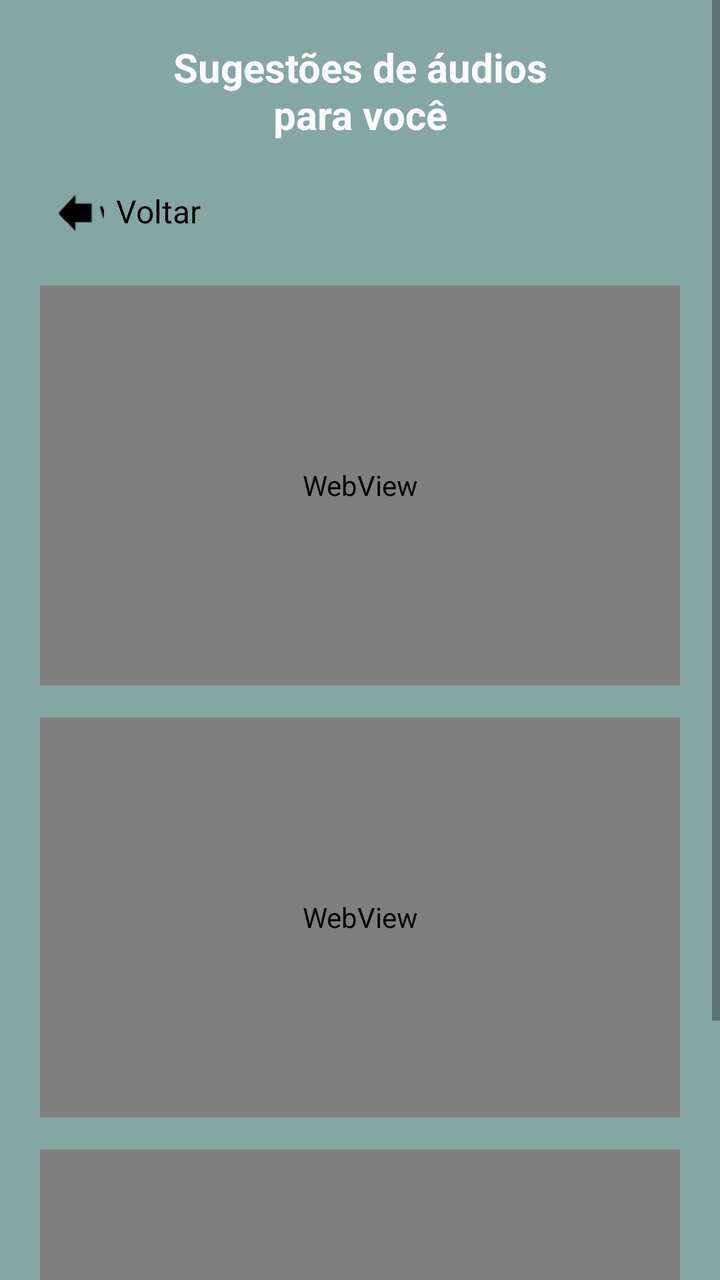
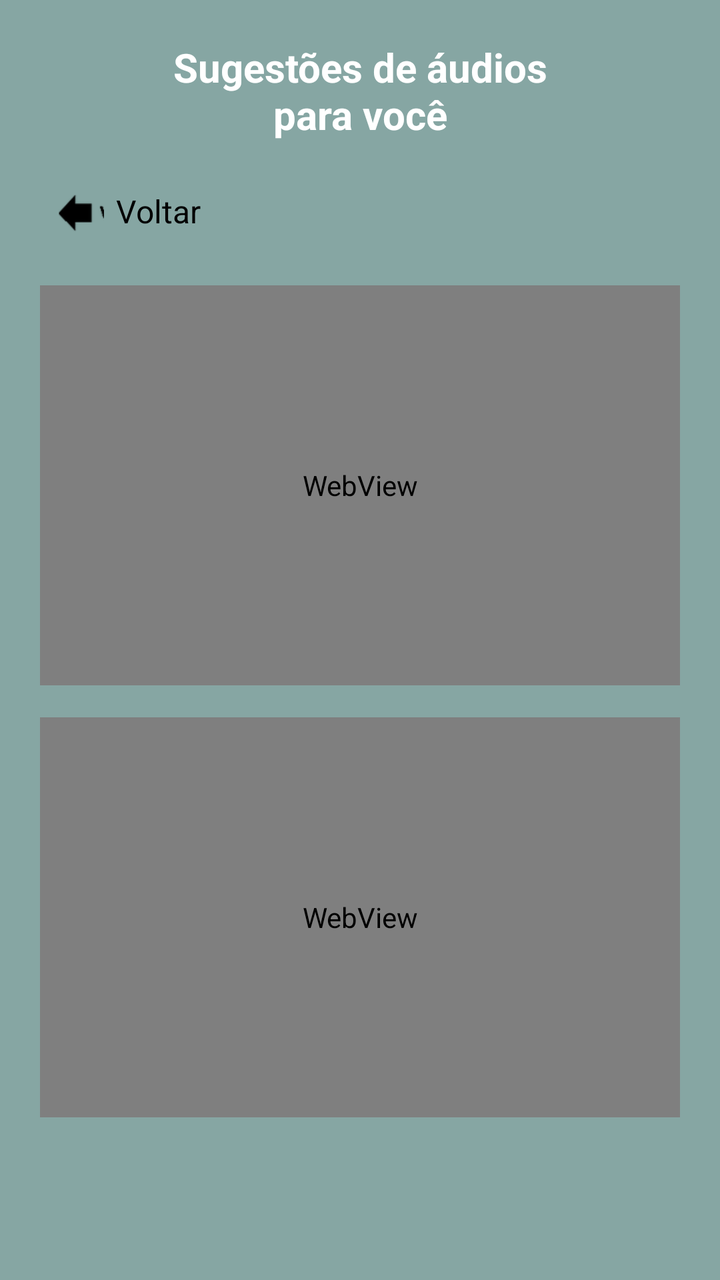

The first picture is an Android layout as it rendered before a commit; the second is the same layout after the commit. The layout source and the unified diff follow.
<!-- AndroidManifest.xml: application theme Theme.AuraMind -->
<!-- res/layout/activity_audio_sugestao.xml -->
<?xml version="1.0" encoding="utf-8"?>
<ScrollView xmlns:android="http://schemas.android.com/apk/res/android"
    android:layout_width="match_parent"
    android:layout_height="match_parent"
    android:background="#86A6A3">

    <LinearLayout
        android:layout_width="match_parent"
        android:layout_height="wrap_content"
        android:orientation="vertical"
        android:padding="20dp">

        
        <TextView
            android:id="@+id/tvTitulo"
            android:layout_width="match_parent"
            android:layout_height="wrap_content"
            android:text="Sugestões de áudios\npara você"
            android:textColor="@android:color/white"
            android:textStyle="bold"
            android:textSize="20sp"
            android:gravity="center"
            android:layout_marginBottom="16dp" />

        
        <LinearLayout
            android:id="@+id/btnVoltarRow"
            android:layout_width="wrap_content"
            android:layout_height="wrap_content"
            android:orientation="horizontal"
            android:clickable="true"
            android:focusable="true"
            android:padding="8dp"
            android:layout_marginBottom="16dp">

            <ImageView
                android:id="@+id/ivVoltar"
                android:layout_width="24dp"
                android:layout_height="24dp"
                android:src="@drawable/ic_arrow_back_android_48dp"
                android:tint="@android:color/black"
                android:contentDescription="Voltar" />

            <TextView
                android:id="@+id/tvVoltar"
                android:layout_width="wrap_content"
                android:layout_height="wrap_content"
                android:text="Voltar"
                android:textColor="@android:color/black"
                android:textSize="16sp"
                android:layout_marginStart="6dp" />
        </LinearLayout>

        
        <android.webkit.WebView
            android:id="@+id/webAudio1"
            android:layout_width="match_parent"
            android:layout_height="200dp"
            android:layout_marginBottom="16dp" />

        <android.webkit.WebView
            android:id="@+id/webAudio2"
            android:layout_width="match_parent"
            android:layout_height="200dp"
            android:layout_marginBottom="16dp" />

        <android.webkit.WebView
            android:id="@+id/webAudio3"
            android:layout_width="match_parent"
            android:layout_height="200dp"
            android:layout_marginBottom="8dp" />

    </LinearLayout>
</ScrollView>
<!-- resources referenced by this layout -->
<resources>
  <!-- drawable ic_arrow_back_android_48dp: png bitmap (drawable, 1725 bytes) -->
  <style name="Theme.AuraMind" parent="android:Theme.Material.Light.NoActionBar" />
</resources>

<!-- the commit's change to res/layout/activity_audio_sugestao.xml (unified diff, before → after) -->
@@ -58,17 +58,12 @@
             android:layout_height="200dp"
             android:layout_marginBottom="16dp" />
 
+        
         <android.webkit.WebView
             android:id="@+id/webAudio2"
             android:layout_width="match_parent"
             android:layout_height="200dp"
             android:layout_marginBottom="16dp" />
 
-        <android.webkit.WebView
-            android:id="@+id/webAudio3"
-            android:layout_width="match_parent"
-            android:layout_height="200dp"
-            android:layout_marginBottom="8dp" />
-
     </LinearLayout>
 </ScrollView>
